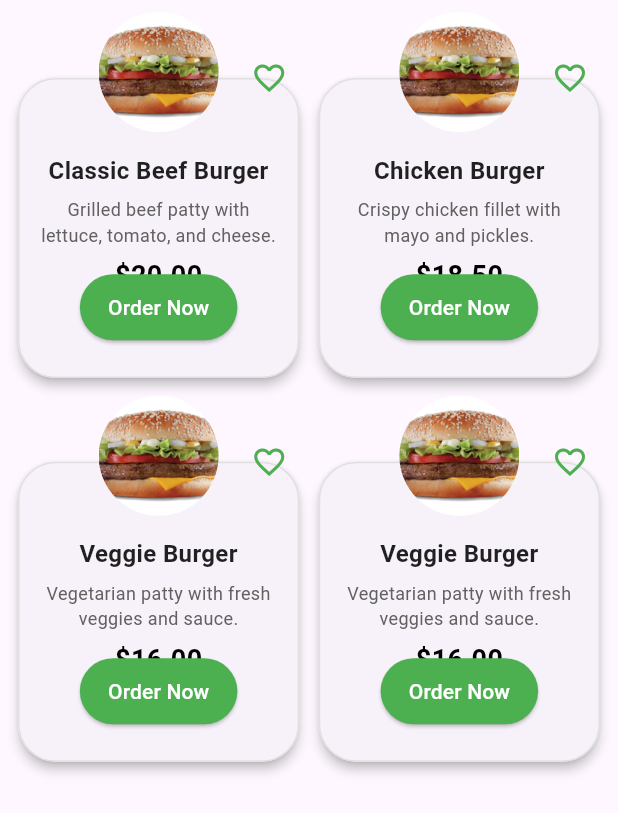
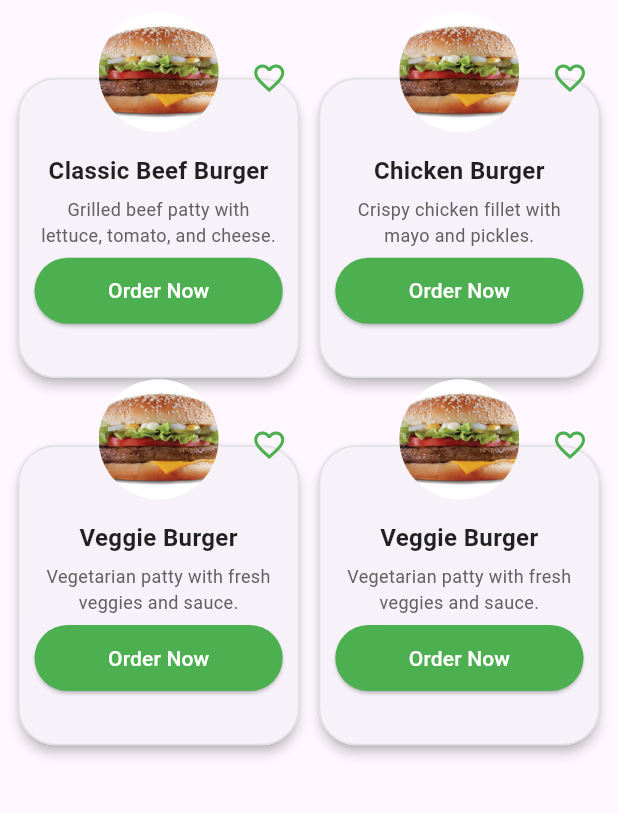
Before and after one commit to hamzamanaseer99/FoodTec, a Flutter app: the BurgerScreen screen opened directly, on a phone screen of 412 x 824 dp. Shown: the top 813 px of the screen. Run offline on Flutter 3.47's test engine with Material 3 defaults, Android fonts, the phone set to English and light mode, and no system bars; our stand-ins replace bloc, easy_localization, equatable, flutter_bloc, flutter_screenutil, flutter_slidable and 7 more; accounts and stored records are empty.

Commit message:
edit elevated button position

```diff
--- a/lib/model/productcard.dart
+++ b/lib/model/productcard.dart
@@ -20,7 +20,8 @@ class ProductCard extends StatelessWidget {
     final isSmallScreen = screenWidth < 400;
 
     return SizedBox(
-      height: isSmallScreen ? 240 : 270,
+      //   height: isSmallScreen ? 240 : 270,
+      height: 280,
       child: Stack(
         clipBehavior: Clip.none,
         children: [
@@ -106,11 +107,9 @@ class ProductCard extends StatelessWidget {
 
           // زر الطلب
           Positioned(
-  bottom: 0,
             left: 0,
             right: 0,
-  child: Align(
-    alignment: Alignment.bottomCenter,
+            bottom: 0,
             child: Padding(
               padding: const EdgeInsets.symmetric(horizontal: 15),
               child: SizedBox(
@@ -135,8 +134,6 @@ class ProductCard extends StatelessWidget {
               ),
             ),
           ),
-),
-
         ],
       ),
     );
--- a/lib/view/screens/burger_screen.dart
+++ b/lib/view/screens/burger_screen.dart
@@ -210,7 +210,7 @@ class _BurgerScreenState extends State<BurgerScreen> {
             crossAxisCount: 2,
             mainAxisSpacing: 35,
             crossAxisSpacing: 5,
-            childAspectRatio: 177/200,
+            childAspectRatio: 177/190,
           ),
           itemCount: products.length,
           itemBuilder: (context, index) {
--- a/lib/view/screens/pizza_screen.dart
+++ b/lib/view/screens/pizza_screen.dart
@@ -63,9 +63,9 @@ class PizzaScreen extends StatefulWidget {
             : GridView.builder(
           gridDelegate: SliverGridDelegateWithFixedCrossAxisCount(
             crossAxisCount: 2,
-            mainAxisSpacing: 5,
+            mainAxisSpacing: 35,
             crossAxisSpacing: 5,
-            childAspectRatio: 0.7,
+            childAspectRatio: 177/190,
           ),
           itemCount: products.length,
           itemBuilder: (context, index) {
--- a/lib/view/screens/sandwich_screen.dart
+++ b/lib/view/screens/sandwich_screen.dart
@@ -80,9 +80,9 @@ class SandwichScreen extends StatefulWidget {
             : GridView.builder(
           gridDelegate: SliverGridDelegateWithFixedCrossAxisCount(
             crossAxisCount: 2,
-            mainAxisSpacing: 5,
+            mainAxisSpacing: 35,
             crossAxisSpacing: 5,
-            childAspectRatio: 0.7,
+            childAspectRatio: 177/190,
           ),
           itemCount: products.length,
           itemBuilder: (context, index) {
```
Lines whose indentation alone changed are shown as unchanged.
